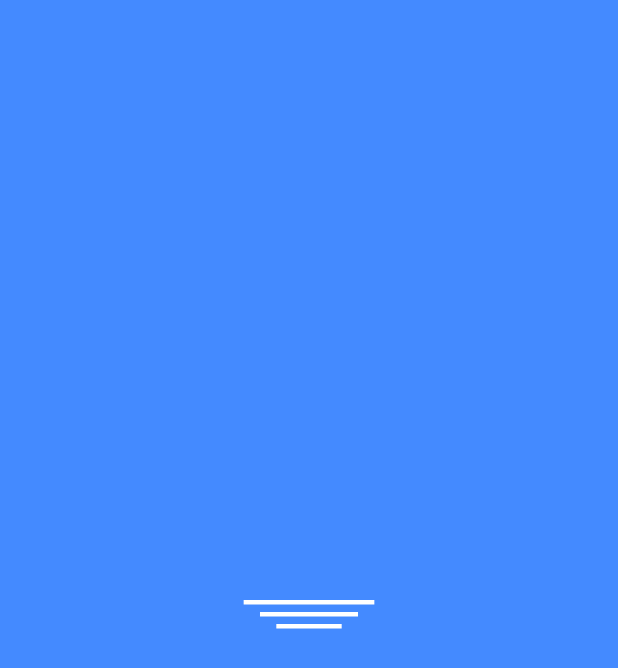
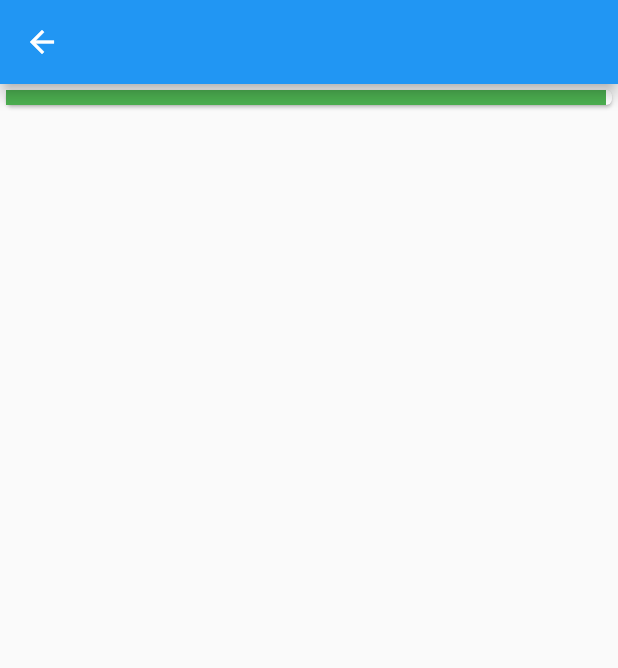
Before and after one commit to filipero/TesteFlutter, a Flutter app: the screen it shows after launch, on a phone screen of 412 x 824 dp. Shown: the top 668 px of the screen. Run offline on Flutter 3.47's test engine with Material 2 defaults, Android fonts, the phone set to English and light mode, and no system bars; our stand-ins replace flare_flutter.

Commit message:
reorganizando arquivos

```diff
--- a/lib/loaderanim.dart
+++ b/lib/Screens/loaderanim.dart
@@ -1,4 +1,5 @@
 import 'package:flutter/material.dart';
+
 
 class Loader extends StatefulWidget {
   @override
--- a/lib/main.dart
+++ b/lib/main.dart
@@ -1,9 +1,36 @@
 import 'package:flutter/material.dart';
-import 'listviewapi.dart';
-import 'animationstut.dart';
+
 
 void main() {
   runApp(new MaterialApp(
-    home: new Anim(),
+    home:HomePage()
   ));
 }
+
+class HomePage extends StatefulWidget {
+  @override
+  _HomePageState createState() => _HomePageState();
+}
+
+class _HomePageState extends State<HomePage> {
+  @override
+  Widget build(BuildContext context) {
+    return Scaffold(
+      appBar: AppBar(
+        title: Icon(Icons.arrow_back)
+      ),
+      body: ListView(
+        children:<Widget>[
+          Card(
+          child:Row(
+            children: <Widget>[
+
+              Container(color: Colors.green,height: 10,width:400,)
+
+            ],
+          )),
+        ],
+      ),
+    );
+  }
+}
--- a/pubspec.yaml
+++ b/pubspec.yaml
@@ -24,6 +24,8 @@ dependencies:
   # Use with the CupertinoIcons class for iOS style icons.
   cupertino_icons: ^0.1.2
   http: 0.12.0+4
+  flare_flutter: ^2.0.1
+
 dev_dependencies:
   flutter_test:
     sdk: flutter
```
Also changed, not shown: lib/Screens/listviewapi.dart (renamed from lib/listviewapi.dart, +2 -7 lines), lib/Screens/riveanim.dart (added, +42 -0 lines), lib/Screens/animationstut.dart (renamed from lib/animationstut.dart), pubspec.lock, 1 other file.
